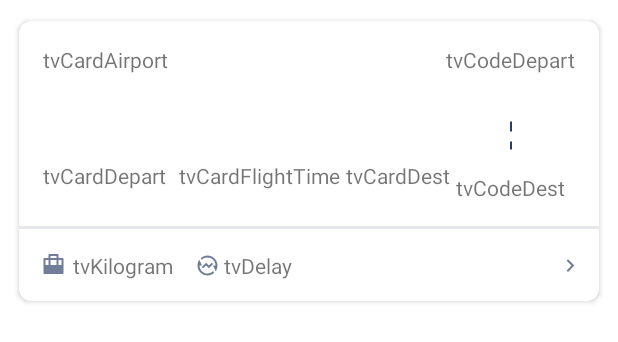
After one commit to vindicta43/FlightappDemo, an Android app: the layout airports_layout.xml on its own in the app's theme, with its tools: preview values and no code run, on a phone screen of 412 x 824 dp. The commit adds this screen. Shown: the top 342 px of the screen. Run offline under Robolectric (Android 15) with nearby library versions, the phone set to English and light mode, and no system bars.

Commit message:
airports page completed except date formats

```diff
--- a/app/src/main/java/com/example/flightappdemo/MainPage.kt
+++ b/app/src/main/java/com/example/flightappdemo/MainPage.kt
@@ -35,12 +35,10 @@ class MainPage : AppCompatActivity() {
         super.onCreate(savedInstanceState)
         setContentView(R.layout.activity_main_page)
 
-        // pass the empty page
+        // pass the empty page and make as main page
         changeFragment(AirportsFragment())
 
         // view implementations
-        // val tvMainPage = findViewById<TextView>(R.id.tvMainPage)
-        // val recyclerMain = findViewById<RecyclerView>(R.id.recyclerMain)
         val bottomNavView = findViewById<BottomNavigationView>(R.id.bottomNavView)
         val fabAirplane = findViewById<FloatingActionButton>(R.id.fabAirplane)
 
--- a/app/src/main/java/com/example/flightappdemo/mainpages/FlightsFragment.kt
+++ b/app/src/main/java/com/example/flightappdemo/mainpages/FlightsFragment.kt
@@ -22,7 +22,7 @@ class FlightsFragment : Fragment() {
     ): View? {
         // Inflate the layout for this fragment
         val view = inflater.inflate(R.layout.fragment_flights, container, false)
-        val recyclerMain = view.findViewById<RecyclerView>(R.id.recyclerMain)
+        val recyclerFlights = view.findViewById<RecyclerView>(R.id.recyclerFlights)
 
         // flights list for recyclerView adapter
         val flightsList = arrayListOf<ModelFlight>()
@@ -44,8 +44,8 @@ class FlightsFragment : Fragment() {
                     // filling arrayList
                     flightsList.add(flightObj)
                 }
-                recyclerMain.layoutManager = GridLayoutManager(view.context, 2)
-                recyclerMain.adapter = FlightAdapter(flightsList)
+                recyclerFlights.layoutManager = GridLayoutManager(view.context, 2)
+                recyclerFlights.adapter = FlightAdapter(flightsList)
             }
         return view
     }
--- a/app/src/main/java/com/example/flightappdemo/models/ModelFlight.kt
+++ b/app/src/main/java/com/example/flightappdemo/models/ModelFlight.kt
@@ -7,5 +7,4 @@ data class ModelFlight(
     val destination: String,
     val flightCode: String,
     val price: String
-) {
-}
+)
--- a/app/src/main/java/com/example/flightappdemo/models/ModelUser.kt
+++ b/app/src/main/java/com/example/flightappdemo/models/ModelUser.kt
@@ -1,4 +1,3 @@
 package com.example.flightappdemo.models
 
-data class ModelUser(val id: String?,val name: String, val surname: String, val email: String) {
-}
+data class ModelUser(val id: String?,val name: String, val surname: String, val email: String)
--- /dev/null
+++ b/app/src/main/res/layout/airports_layout.xml
@@ -0,0 +1,163 @@
+<?xml version="1.0" encoding="utf-8"?>
+<LinearLayout xmlns:android="http://schemas.android.com/apk/res/android"
+    android:layout_width="match_parent"
+    android:layout_height="wrap_content"
+    xmlns:app="http://schemas.android.com/apk/res-auto"
+    xmlns:tools="http://schemas.android.com/tools"
+    android:orientation="vertical"
+    android:layout_margin="8dp">
+
+    <androidx.cardview.widget.CardView
+        android:layout_width="match_parent"
+        android:layout_height="wrap_content"
+        android:layout_gravity="center"
+        app:cardCornerRadius="8dp"
+        android:elevation="4dp"
+        app:cardUseCompatPadding="true">
+
+        <androidx.constraintlayout.widget.ConstraintLayout
+            android:layout_width="match_parent"
+            android:layout_height="wrap_content">
+
+            <TextView
+                android:id="@+id/tvCardAirport"
+                android:layout_width="wrap_content"
+                android:layout_height="wrap_content"
+                android:layout_margin="16dp"
+                android:text="tvCardAirport"
+                app:layout_constraintStart_toStartOf="parent"
+                app:layout_constraintTop_toTopOf="parent" />
+
+            <TextView
+                android:id="@+id/tvCardDeparture"
+                android:layout_width="wrap_content"
+                android:layout_height="wrap_content"
+                android:text="tvCardDepart"
+                android:layout_marginBottom="16dp"
+                android:layout_marginStart="16dp"
+                android:layout_marginEnd="4dp"
+                app:layout_constraintStart_toStartOf="parent"
+                app:layout_constraintBottom_toBottomOf="@id/tvCardFlightCodeDestination"
+                app:layout_constraintTop_toTopOf="@id/tvCardFlightCodeDestination"
+                app:layout_constraintEnd_toStartOf="@id/tvCardFlightTime"/>
+
+            <TextView
+                android:id="@+id/tvCardFlightTime"
+                android:layout_width="wrap_content"
+                android:layout_height="wrap_content"
+                android:text="tvCardFlightTime"
+                android:layout_margin="4dp"
+                app:layout_constraintStart_toEndOf="@id/tvCardDeparture"
+                app:layout_constraintBottom_toBottomOf="@id/tvCardDeparture"
+                app:layout_constraintTop_toTopOf="@id/tvCardDeparture"
+                app:layout_constraintEnd_toStartOf="@id/tvCardDestination"/>
+
+            <TextView
+                android:id="@+id/tvCardDestination"
+                android:layout_width="wrap_content"
+                android:layout_height="wrap_content"
+                android:text="tvCardDest"
+                android:layout_margin="4dp"
+                app:layout_constraintBottom_toBottomOf="@id/tvCardFlightTime"
+                app:layout_constraintStart_toEndOf="@id/tvCardFlightTime"
+                app:layout_constraintTop_toTopOf="@id/tvCardFlightTime" />
+
+            <TextView
+                android:id="@+id/tvCardFlightCodeDeparture"
+                android:layout_width="wrap_content"
+                android:layout_height="wrap_content"
+                android:text="tvCodeDepart"
+                android:layout_margin="16dp"
+                app:layout_constraintEnd_toEndOf="parent"
+                app:layout_constraintTop_toTopOf="parent"
+                app:layout_constraintBottom_toTopOf="@id/imageView17"/>
+
+            <ImageView
+                android:id="@+id/imageView17"
+                android:layout_width="20dp"
+                android:layout_height="50dp"
+                android:src="@drawable/view_dash_vertical"
+                android:scaleType="fitXY"
+                app:layout_constraintEnd_toEndOf="@id/tvCardFlightCodeDeparture"
+                app:layout_constraintStart_toStartOf="@id/tvCardFlightCodeDeparture"
+                app:layout_constraintTop_toBottomOf="@id/tvCardFlightCodeDeparture"
+                app:layout_constraintBottom_toTopOf="@id/tvCardFlightCodeDestination"/>
+
+            <TextView
+                android:id="@+id/tvCardFlightCodeDestination"
+                android:layout_width="wrap_content"
+                android:layout_height="wrap_content"
+                android:text="tvCodeDest"
+                android:layout_marginBottom="16dp"
+                app:layout_constraintBottom_toTopOf="@id/space"
+                app:layout_constraintEnd_toEndOf="@id/tvCardFlightCodeDeparture"
+                app:layout_constraintStart_toStartOf="@id/tvCardFlightCodeDeparture"
+                app:layout_constraintTop_toBottomOf="@id/imageView17" />
+
+            <View
+                android:id="@+id/space"
+                android:layout_width="match_parent"
+                android:layout_height="2dp"
+                android:background="@color/grey"
+                app:layout_constraintTop_toBottomOf="@id/tvCardFlightCodeDestination"
+                app:layout_constraintStart_toStartOf="parent"
+                app:layout_constraintEnd_toEndOf="parent"
+                app:layout_constraintBottom_toTopOf="@id/imageView18"/>
+
+            <ImageView
+                android:id="@+id/imageView18"
+                android:layout_width="wrap_content"
+                android:layout_height="wrap_content"
+                android:src="@drawable/ic_bag"
+                android:layout_margin="16dp"
+                app:layout_constraintTop_toBottomOf="@id/space"
+                app:layout_constraintStart_toStartOf="parent"
+                app:layout_constraintBottom_toBottomOf="parent"/>
+
+            <TextView
+                android:id="@+id/tvCardKilogram"
+                android:layout_width="wrap_content"
+                android:layout_height="wrap_content"
+                android:text="tvKilogram"
+                android:layout_margin="4dp"
+                app:layout_constraintStart_toEndOf="@id/imageView18"
+                app:layout_constraintTop_toBottomOf="@id/space"
+                app:layout_constraintBottom_toBottomOf="parent"
+                />
+
+            <ImageView
+                android:id="@+id/ImageView19"
+                android:layout_width="wrap_content"
+                android:layout_height="wrap_content"
+                android:src="@drawable/ic_delay"
+                app:layout_constraintStart_toEndOf="@id/tvCardKilogram"
+                app:layout_constraintTop_toBottomOf="@id/space"
+                app:layout_constraintBottom_toBottomOf="parent"
+                android:layout_marginStart="16dp"/>
+
+            <TextView
+                android:id="@+id/tvCardDelay"
+                android:layout_width="wrap_content"
+                android:layout_height="wrap_content"
+                android:text="tvDelay"
+                app:layout_constraintStart_toEndOf="@id/ImageView19"
+                android:layout_marginStart="4dp"
+                app:layout_constraintTop_toBottomOf="@id/space"
+                app:layout_constraintBottom_toBottomOf="parent"/>
+
+            <ImageView
+                android:id="@+id/imageView20"
+                android:layout_width="wrap_content"
+                android:layout_height="wrap_content"
+                android:src="@drawable/ic_arrow_right"
+                app:layout_constraintTop_toBottomOf="@id/space"
+                app:layout_constraintBottom_toBottomOf="parent"
+                app:layout_constraintEnd_toEndOf="parent"
+                android:layout_marginEnd="16dp"
+                />
+
+        </androidx.constraintlayout.widget.ConstraintLayout>
+
+    </androidx.cardview.widget.CardView>
+
+</LinearLayout>
--- a/app/src/main/res/layout/fragment_flights.xml
+++ b/app/src/main/res/layout/fragment_flights.xml
@@ -41,7 +41,7 @@
 
 
     <androidx.recyclerview.widget.RecyclerView
-        android:id="@+id/recyclerMain"
+        android:id="@+id/recyclerFlights"
         android:layout_width="match_parent"
         android:layout_height="match_parent"
         android:layout_margin="16dp">
--- a/build.gradle
+++ b/build.gradle
@@ -6,7 +6,7 @@ buildscript {
         mavenCentral()
     }
     dependencies {
-        classpath "com.android.tools.build:gradle:4.2.2"
+        classpath 'com.android.tools.build:gradle:7.0.0'
         classpath "org.jetbrains.kotlin:kotlin-gradle-plugin:$kotlin_version"
 
         // NOTE: Do not place your application dependencies here; they belong
```
Also changed, not shown: app/src/main/java/com/example/flightappdemo/MainActivity.kt (+22 -3 lines), app/src/main/java/com/example/flightappdemo/mainpages/AirportsFragment.kt (+36 -40 lines), app/src/main/java/com/example/flightappdemo/models/ModelAirport.kt (added, +12 -0 lines), app/src/main/java/com/example/flightappdemo/utils/AirportsAdapter.kt (added, +19 -0 lines), app/src/main/java/com/example/flightappdemo/utils/AirportsViewHolder.kt (added, +43 -0 lines), app/src/main/res/layout/fragment_airports.xml (+40 -12 lines), gradle/wrapper/gradle-wrapper.properties.
